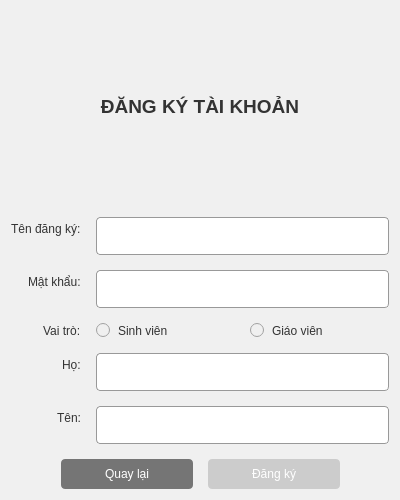
Old version of the form src/views/userviews/registerwidget.ui in the repository HuyenTranggg/Meeting_Scheduler_App.
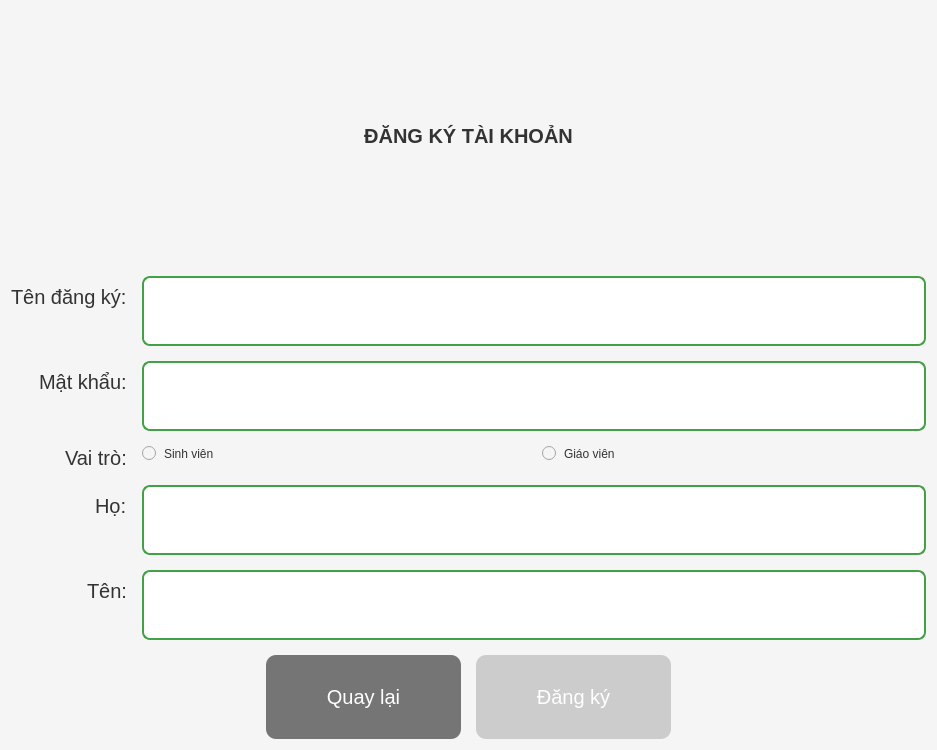
New version of the form.

The edit to the form file:
```diff
--- a/src/views/userviews/registerwidget.ui
+++ b/src/views/userviews/registerwidget.ui
@@ -6,8 +6,8 @@
    <rect>
     <x>0</x>
     <y>0</y>
-    <width>400</width>
-    <height>500</height>
+    <width>937</width>
+    <height>750</height>
    </rect>
   </property>
   <property name="windowTitle">
@@ -16,29 +16,35 @@
   <property name="styleSheet">
    <string notr="true">
     QWidget {
-        background-color: #f0f0f0;
-        font-family: Arial;
+        background-color: #f5f5f5;
+        font-family: 'Segoe UI', Arial;
     }
     QLabel {
         color: #333333;
+        font-size: 15pt;
     }
     QLineEdit {
-        padding: 8px;
-        border: 1px solid #999;
-        border-radius: 4px;
+        padding: 12px;
+        border: 2px solid #43a047;
+        border-radius: 8px;
         background-color: white;
-        min-height: 20px;
+        min-height: 42px;
+        font-size: 15pt;
+    }
+    QLineEdit:focus {
+        border: 3px solid #388e3c;
     }
     QPushButton {
-      padding: 8px 16px;
-      border-radius: 4px;
-      min-width: 100px;
-      background-color: #2196F3;
+      padding: 15px 30px;
+      border-radius: 10px;
+      min-width: 135px;
+      min-height: 54px;
+      font-size: 15pt;
       color: white;
       border: none;
     }
     QPushButton#registerButton {
-        background-color: #34a853;
+        background-color: #43a047;
     }
     QPushButton#registerButton:hover {
         background-color: #2d8544;
```
Left out of the diff: 2 changed lines with no effect on the pictures.
